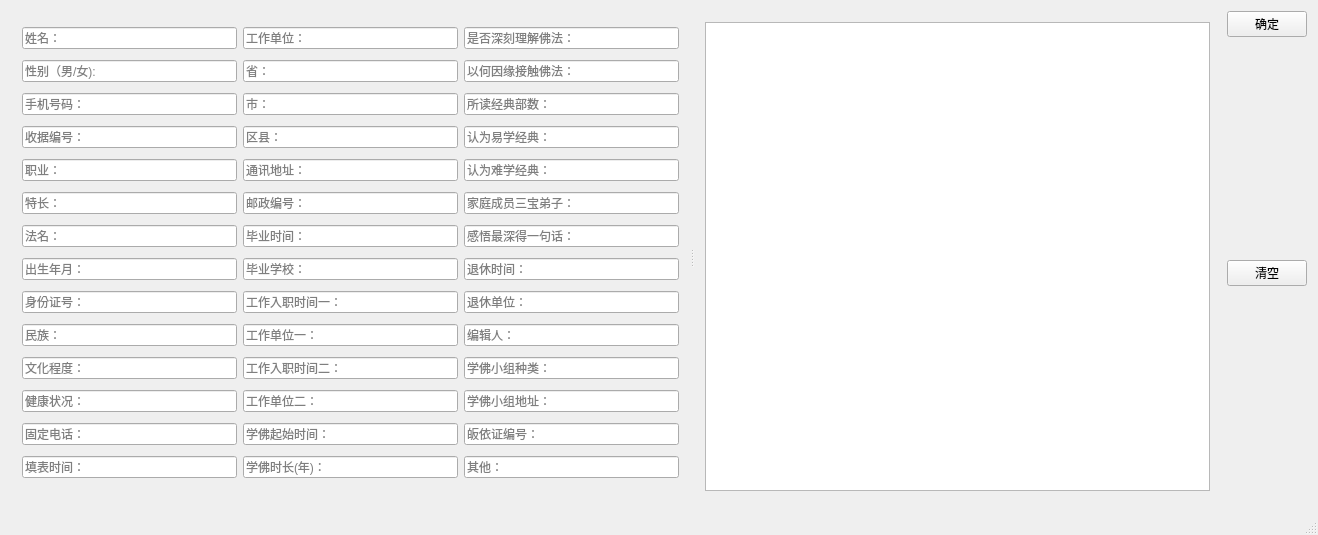
Above: connect.ui from crouse/connect before the change. Below: the same form after it.
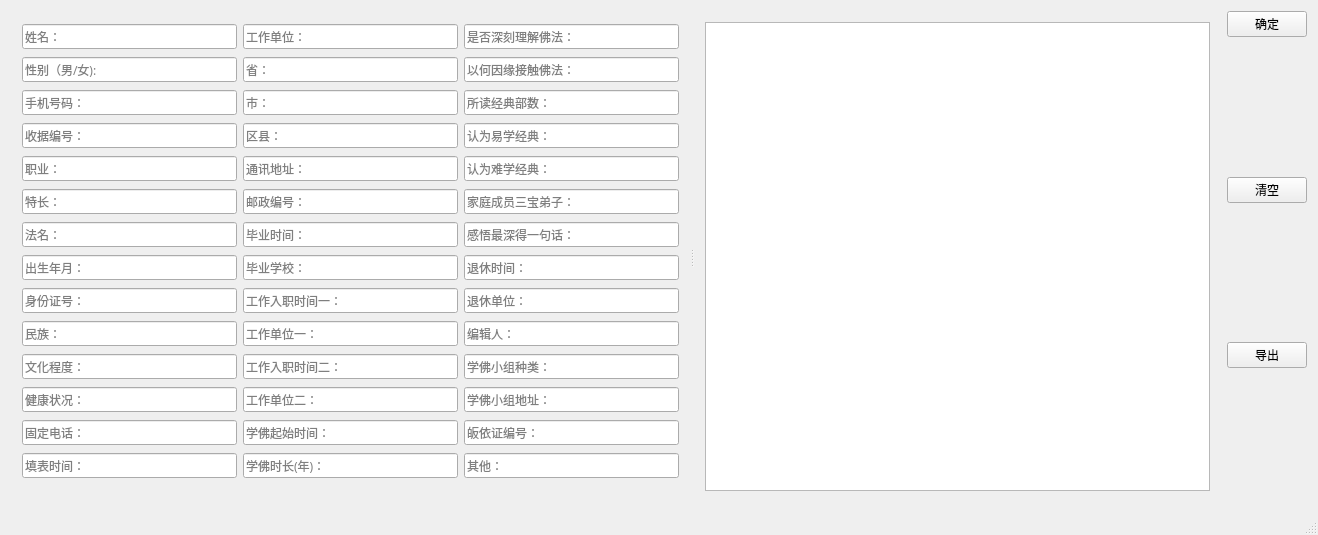
That is the form after the change.

Commit message:
增加导出功能
增加了导出excel文件功能

Diff of the .ui file:
```diff
--- a/connect.ui
+++ b/connect.ui
@@ -10,6 +10,11 @@
     <height>535</height>
    </rect>
   </property>
+  <property name="font">
+   <font>
+    <family>STKaiti</family>
+   </font>
+  </property>
   <property name="windowTitle">
    <string>Connect</string>
   </property>
@@ -563,6 +568,31 @@
         </property>
        </widget>
       </item>
+      <item>
+       <spacer name="verticalSpacer_3">
+        <property name="orientation">
+         <enum>Qt::Vertical</enum>
+        </property>
+        <property name="sizeHint" stdset="0">
+         <size>
+          <width>20</width>
+          <height>40</height>
+         </size>
+        </property>
+       </spacer>
+      </item>
+      <item>
+       <widget class="QPushButton" name="pushButtonExport">
+        <property name="font">
+         <font>
+          <family>STKaiti</family>
+         </font>
+        </property>
+        <property name="text">
+         <string>导出</string>
+        </property>
+       </widget>
+      </item>
       <item>
        <spacer name="verticalSpacer_2">
         <property name="orientation">
```
Left out of the diff: 5 changed lines with no effect on the pictures. The commit also changes 3 other files.
